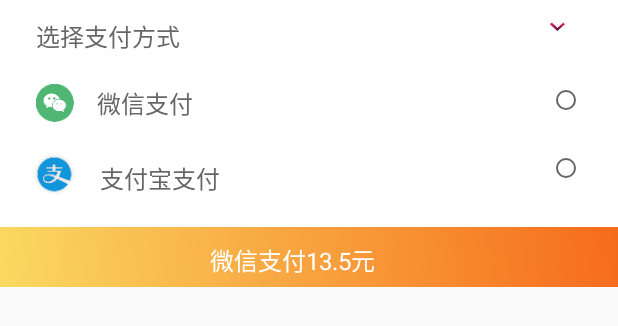
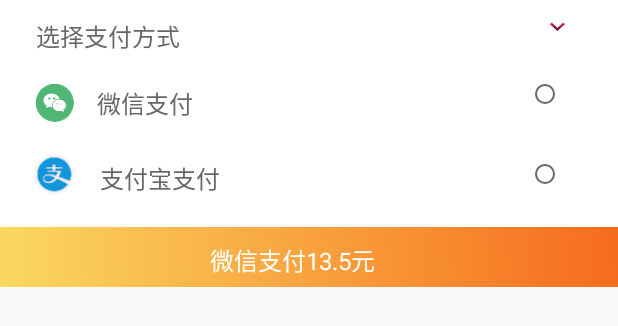
Before and after one commit to zihenguncle/movie-master, an Android app: the layout popwindow_pay.xml on its own in the app's theme, with its tools: preview values and no code run, on a phone screen of 412 x 824 dp. Shown: the top 326 px of the screen. Run offline under Robolectric (Android 15) with nearby library versions, the phone set to English and light mode, and no system bars.

Commit message:
uncle-nice

```diff
--- a/app/src/main/java/com/bw/movie/login_success/person/fragment/WaitPagFragment.java
+++ b/app/src/main/java/com/bw/movie/login_success/person/fragment/WaitPagFragment.java
@@ -76,7 +76,7 @@ public class WaitPagFragment extends BaseFragment {
                     popupWindow.showAtLocation(view,
                             Gravity.BOTTOM, 0, 0);
                     //*price*num;
-                    sum_price.setText("微信支付" + new BigDecimal(totalPrice).setScale(2,BigDecimal.ROUND_DOWN)+"" + "元");
+                    sum_price.setText("微信支付" + (float) (totalPrice)+""+ "元");
 
                     weChat_goto_pay.setOnClickListener(new View.OnClickListener() {
                         @Override
--- a/app/src/main/java/com/bw/movie/login_success/person/personal_adapter/SystemAdapter.java
+++ b/app/src/main/java/com/bw/movie/login_success/person/personal_adapter/SystemAdapter.java
@@ -104,7 +104,7 @@ public class SystemAdapter extends RecyclerView.Adapter<RecyclerView.ViewHolder>
                     public void onClick(View v) {
                         //读取信息
                         if(onClickListeener!=null){
-                            onClickListeener.onSuccess(mData.get(i).getId()+"",i+"");
+                            onClickListeener.onSuccess(mData.get(i).getId()+"",i,mData.get(i).getContent());
                         }
                     }
                 });
@@ -153,6 +153,6 @@ public class SystemAdapter extends RecyclerView.Adapter<RecyclerView.ViewHolder>
         this.onClickListeener=onClickListeener;
     }
     public interface OnClickListeener{
-        void onSuccess(String id,String position);
+        void onSuccess(String id,int position,String title);
     }
 }
--- a/app/src/main/res/layout/popwindow_pay.xml
+++ b/app/src/main/res/layout/popwindow_pay.xml
@@ -69,13 +69,18 @@
         android:padding="5dp"
         />
 
+    <RadioGroup
+        android:layout_width="15dp"
+        android:layout_height="100dp"
+        android:orientation="vertical"
+        android:layout_alignParentRight="true"
+        android:layout_marginTop="56dp"
+        android:layout_marginRight="40dp"
+        >
         <RadioButton
             android:id="@+id/weChat_pay"
             android:layout_width="13dp"
             android:layout_height="13dp"
-        android:layout_alignParentRight="true"
-        android:layout_marginTop="60dp"
-        android:layout_marginRight="28dp"
             android:background="@drawable/pay_shape_check"
             android:button="@null"
             />
@@ -84,12 +89,12 @@
             android:id="@+id/text_alipay"
             android:layout_width="13dp"
             android:layout_height="13dp"
-        android:layout_alignParentRight="true"
-        android:layout_marginTop="105dp"
-        android:layout_marginRight="28dp"
             android:background="@drawable/pay_shape_check"
             android:button="@null"
+            android:layout_marginTop="40dp"
             />
+    </RadioGroup>
+
     <RelativeLayout
         android:layout_width="match_parent"
         android:layout_height="40dp"
--- a/app/src/main/res/layout/read_success.xml
+++ b/app/src/main/res/layout/read_success.xml
@@ -34,7 +34,7 @@
         android:textColor="#333333"
         android:layout_alignParentRight="true"
         android:layout_marginRight="20dp"
-        android:layout_marginTop="40dp"
+        android:layout_marginTop="20dp"
         android:text="00:00"
         />
     <View
```
Also changed, not shown: app/src/main/java/com/bw/movie/login_success/home_fragment/activity/CinemaSeatTableActivity.java (+4 -3 lines), app/src/main/java/com/bw/movie/login_success/person/person_activity/System_Information.java (+36 -3 lines), app/src/main/res/layout/system_mesage_pop_item.xml (added, +35 -0 lines). Lines whose indentation alone changed are shown as unchanged.
